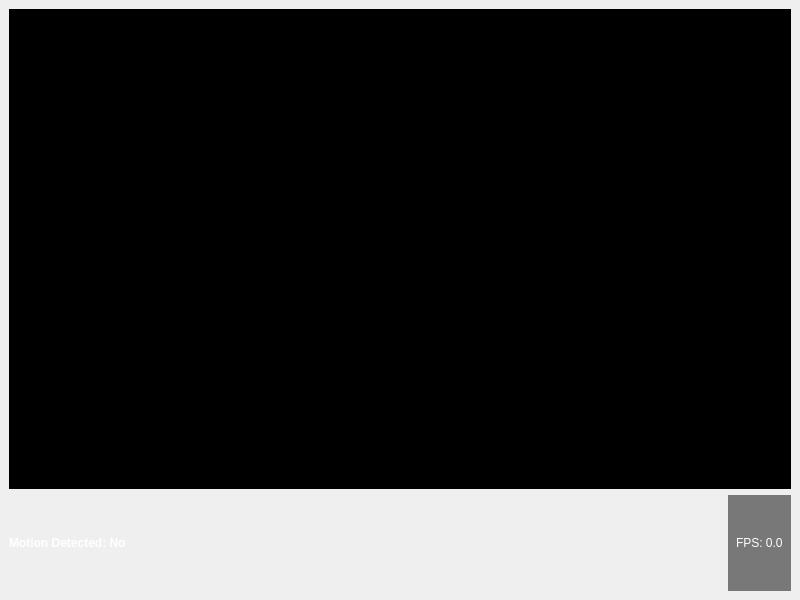
Old version of the form mainwindow.ui in the repository ProgerPoRaschety/Glazochek.
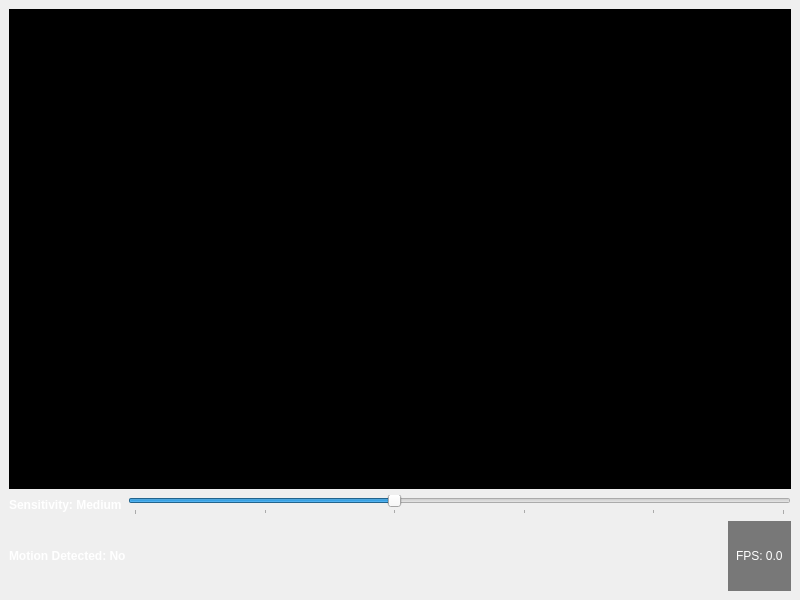
New version of the form.

Commit message: Изменение интерфейса,добавление ползунка настройки чувствительности отслежевания движения,изменения скрипта отслежевания

What changed in the file:
```diff
--- a/mainwindow.ui
+++ b/mainwindow.ui
@@ -31,6 +31,42 @@
             </property>
           </widget>
         </item>
+    <item>
+     <layout class="QHBoxLayout" name="horizontalLayout_2">
+      <item>
+       <widget class="QLabel" name="sensitivityLabel">
+        <property name="styleSheet">
+         <string notr="true">font-weight: bold; color: white;</string>
+        </property>
+        <property name="text">
+         <string>Sensitivity: Medium</string>
+        </property>
+       </widget>
+      </item>
+      <item>
+       <widget class="QSlider" name="sensitivitySlider">
+        <property name="minimum">
+         <number>0</number>
+        </property>
+        <property name="maximum">
+         <number>5</number>
+        </property>
+        <property name="value">
+         <number>2</number>
+        </property>
+        <property name="orientation">
+         <enum>Qt::Horizontal</enum>
+        </property>
+        <property name="tickPosition">
+         <enum>QSlider::TicksBelow</enum>
+        </property>
+        <property name="tickInterval">
+         <number>1</number>
+        </property>
+       </widget>
+      </item>
+     </layout>
+    </item>
         <item>
           <layout class="QHBoxLayout" name="horizontalLayout">
             <item>
```
Left out of the diff: 12 changed lines with no effect on the pictures. Lines whose indentation alone changed are shown as unchanged. The commit also changes 6 other files.
